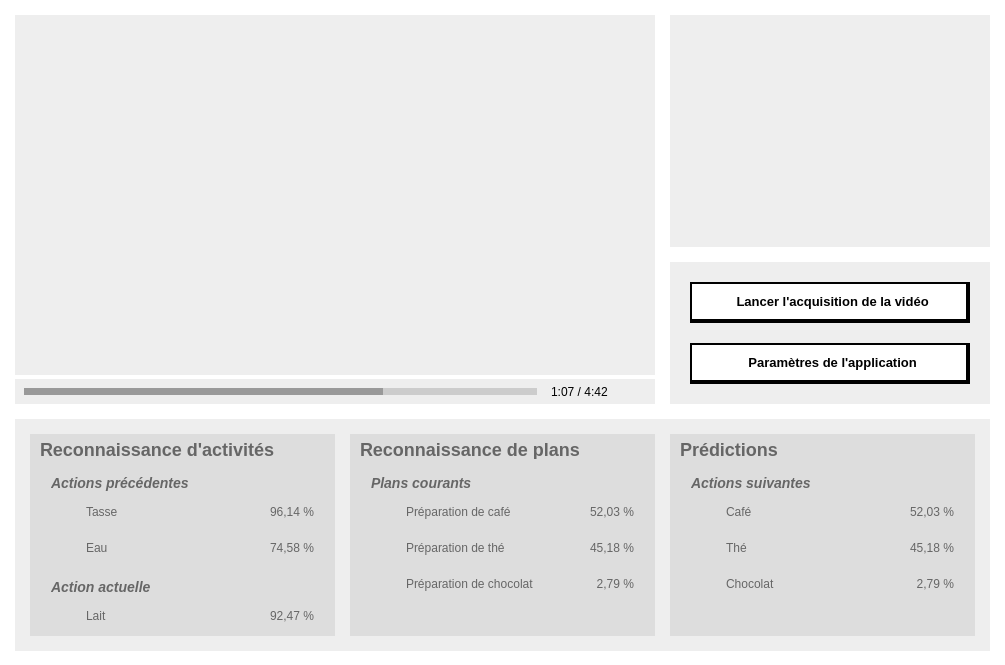
Above: src/interface/fenetreprincipale.ui from MathGravel/ImageRec before the change. Below: the same form after it.
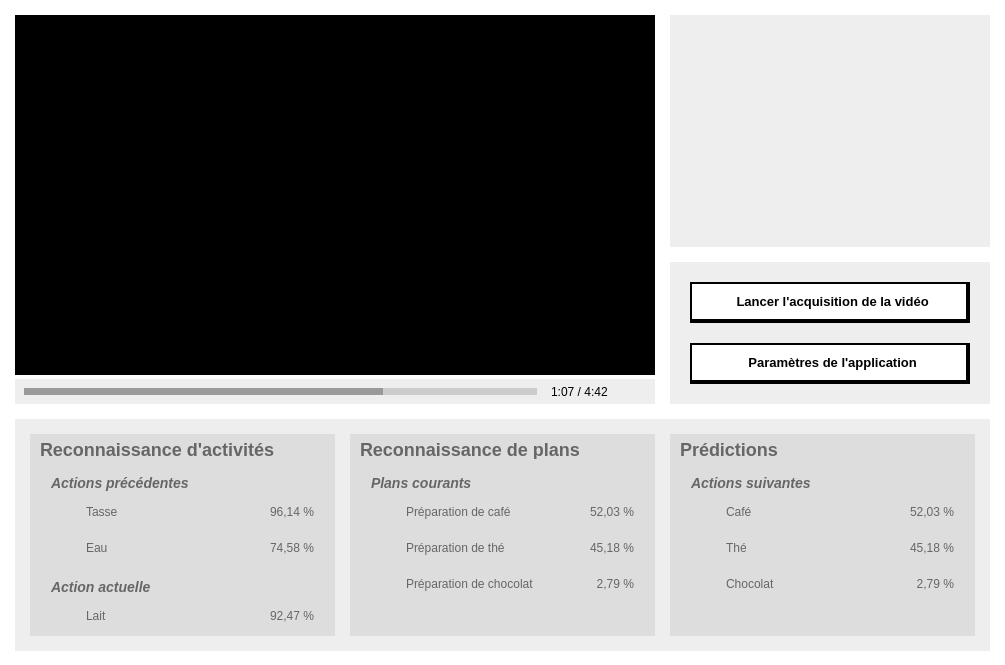
That is the form after the change. Icons and pictures are not drawn. Custom widgets are drawn as their Qt base class.

Commit message: Mise à l'échelle de l'image et debug de l'application

Patch:
```diff
--- a/src/interface/fenetreprincipale.ui
+++ b/src/interface/fenetreprincipale.ui
@@ -89,7 +89,7 @@
           <enum>Qt::LeftToRight</enum>
          </property>
          <property name="styleSheet">
-          <string notr="true">background-color: #eee;
+          <string notr="true">background-color: black;
 border: none;</string>
          </property>
          <property name="frameShape">
@@ -119,10 +119,13 @@
             <property name="orientation">
              <enum>Qt::Horizontal</enum>
             </property>
+            <property name="sizeType">
+             <enum>QSizePolicy::Minimum</enum>
+            </property>
             <property name="sizeHint" stdset="0">
              <size>
-              <width>40</width>
-              <height>20</height>
+              <width>0</width>
+              <height>0</height>
              </size>
             </property>
            </spacer>
@@ -132,10 +135,13 @@
             <property name="orientation">
              <enum>Qt::Horizontal</enum>
             </property>
+            <property name="sizeType">
+             <enum>QSizePolicy::Minimum</enum>
+            </property>
             <property name="sizeHint" stdset="0">
              <size>
-              <width>40</width>
-              <height>20</height>
+              <width>0</width>
+              <height>0</height>
              </size>
             </property>
            </spacer>
@@ -145,16 +151,19 @@
             <property name="orientation">
              <enum>Qt::Vertical</enum>
             </property>
+            <property name="sizeType">
+             <enum>QSizePolicy::Minimum</enum>
+            </property>
             <property name="sizeHint" stdset="0">
              <size>
-              <width>20</width>
-              <height>40</height>
+              <width>0</width>
+              <height>0</height>
              </size>
             </property>
            </spacer>
           </item>
-          <item row="1" column="1">
-           <widget class="QLabel" name="image">
+          <item row="1" column="1" alignment="Qt::AlignHCenter|Qt::AlignVCenter">
+           <widget class="Video" name="image">
             <property name="text">
              <string/>
             </property>
@@ -168,10 +177,13 @@
             <property name="orientation">
              <enum>Qt::Vertical</enum>
             </property>
+            <property name="sizeType">
+             <enum>QSizePolicy::Minimum</enum>
+            </property>
             <property name="sizeHint" stdset="0">
              <size>
-              <width>20</width>
-              <height>40</height>
+              <width>0</width>
+              <height>0</height>
              </size>
             </property>
            </spacer>
@@ -1765,6 +1777,11 @@
     <slot>ouvrirFenetreOptions()</slot>
    </slots>
   </customwidget>
+  <customwidget>
+   <class>Video</class>
+   <extends>QLabel</extends>
+   <header>video.h</header>
+  </customwidget>
  </customwidgets>
  <resources/>
  <connections/>
```
Left out of the diff: 37 changed lines with no effect on the pictures. The commit also changes 7 other files.
